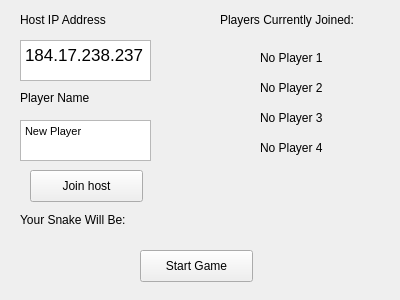
slstein14/SnakeNetwork, file joingame.ui: the form before one commit.
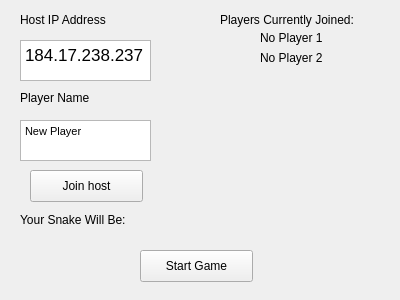
The form after the commit.

Commit message: Tweaked Client Labels for Joined List

The edit to the form file:
```diff
--- a/joingame.ui
+++ b/joingame.ui
@@ -129,7 +129,7 @@
    <property name="geometry">
     <rect>
      <x>260</x>
-     <y>50</y>
+     <y>30</y>
      <width>101</width>
      <height>16</height>
     </rect>
@@ -142,7 +142,7 @@
    <property name="geometry">
     <rect>
      <x>260</x>
-     <y>80</y>
+     <y>50</y>
      <width>101</width>
      <height>16</height>
     </rect>
@@ -155,26 +155,78 @@
    <property name="geometry">
     <rect>
      <x>260</x>
-     <y>110</y>
+     <y>70</y>
      <width>101</width>
      <height>16</height>
     </rect>
    </property>
    <property name="text">
-    <string>No Player 3</string>
+    <string/>
    </property>
   </widget>
   <widget class="QLabel" name="P4Name">
    <property name="geometry">
     <rect>
      <x>260</x>
-     <y>140</y>
+     <y>90</y>
      <width>101</width>
      <height>16</height>
     </rect>
    </property>
    <property name="text">
-    <string>No Player 4</string>
+    <string/>
+   </property>
+  </widget>
+  <widget class="QLabel" name="P5Name">
+   <property name="geometry">
+    <rect>
+     <x>260</x>
+     <y>110</y>
+     <width>101</width>
+     <height>16</height>
+    </rect>
+   </property>
+   <property name="text">
+    <string/>
+   </property>
+  </widget>
+  <widget class="QLabel" name="P6Name">
+   <property name="geometry">
+    <rect>
+     <x>260</x>
+     <y>130</y>
+     <width>101</width>
+     <height>16</height>
+    </rect>
+   </property>
+   <property name="text">
+    <string/>
+   </property>
+  </widget>
+  <widget class="QLabel" name="P7Name">
+   <property name="geometry">
+    <rect>
+     <x>260</x>
+     <y>150</y>
+     <width>101</width>
+     <height>16</height>
+    </rect>
+   </property>
+   <property name="text">
+    <string/>
+   </property>
+  </widget>
+  <widget class="QLabel" name="P8Name">
+   <property name="geometry">
+    <rect>
+     <x>260</x>
+     <y>170</y>
+     <width>101</width>
+     <height>16</height>
+    </rect>
+   </property>
+   <property name="text">
+    <string/>
    </property>
   </widget>
  </widget>
```
The commit also changes 3 other files.
